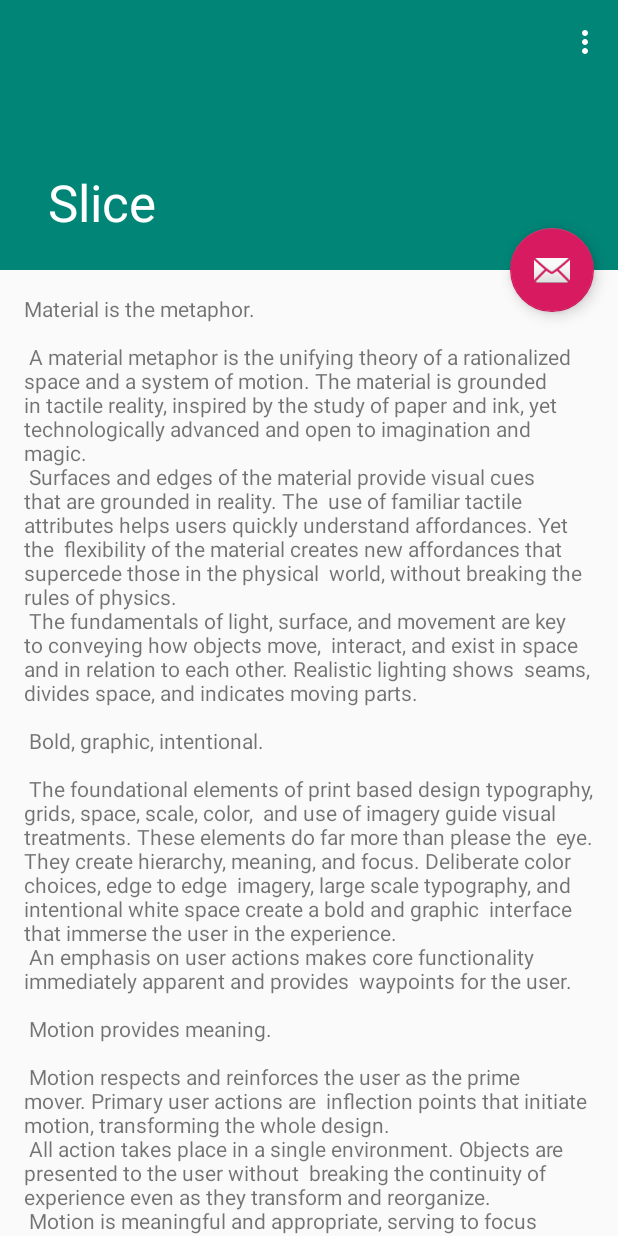
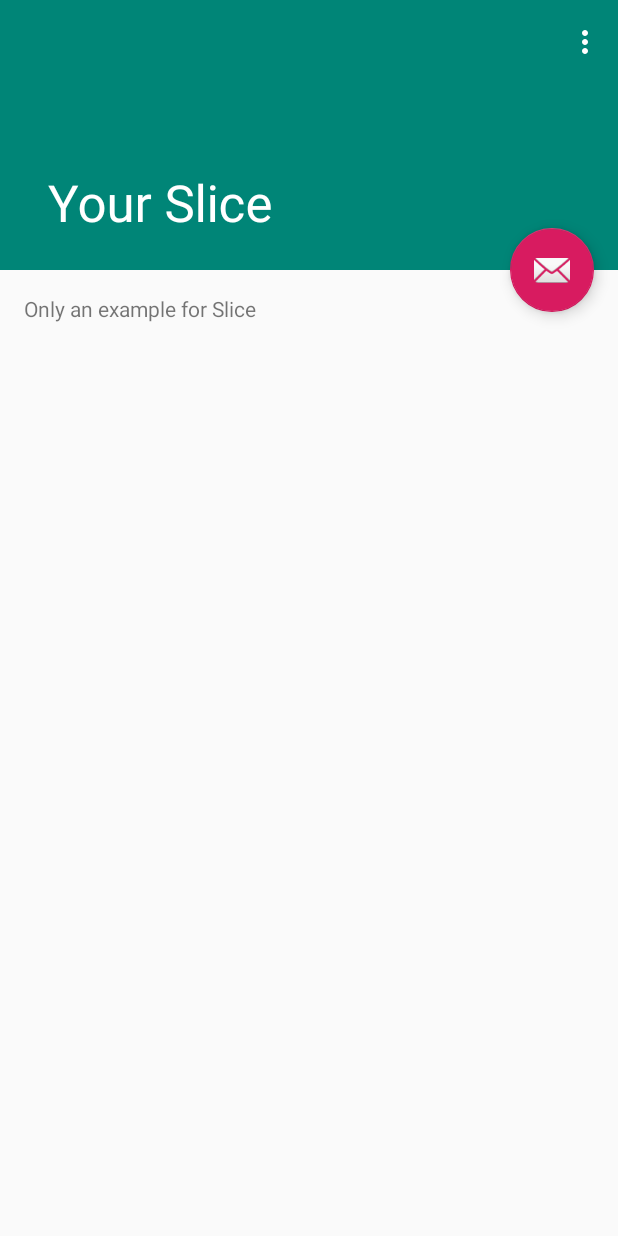
Before and after one commit to mocovenwitch/android-slice, an Android app: the screen it shows after launch (ScrollingActivity), on a phone screen of 412 x 824 dp. Run offline under Robolectric (Android 15) with nearby library versions, the phone set to English and light mode, and no system bars.

Commit message:
Add Slice

```diff
--- a/app/build.gradle
+++ b/app/build.gradle
@@ -27,6 +27,10 @@ dependencies {
     implementation"org.jetbrains.kotlin:kotlin-stdlib-jre7:$kotlin_version"
     implementation 'androidx.appcompat:appcompat:1.0.0-alpha1'
     implementation 'com.google.android.material:material:1.0.0-alpha1'
+
+    implementation "androidx.slice:slice-core:1.0.0-alpha1"
+    implementation "androidx.slice:slice-builders:1.0.0-alpha1"
+
     testImplementation 'junit:junit:4.12'
     androidTestImplementation 'androidx.test:runner:1.1.0-alpha1'
     androidTestImplementation 'androidx.test.espresso:espresso-core:3.1.0-alpha1'
--- a/app/src/main/java/com/mocoven/slice/ScrollingActivity.kt
+++ b/app/src/main/java/com/mocoven/slice/ScrollingActivity.kt
@@ -1,10 +1,10 @@
 package com.mocoven.slice
 
 import android.os.Bundle
-import com.google.android.material.snackbar.Snackbar
-import androidx.appcompat.app.AppCompatActivity
 import android.view.Menu
 import android.view.MenuItem
+import androidx.appcompat.app.AppCompatActivity
+import com.google.android.material.snackbar.Snackbar
 import kotlinx.android.synthetic.main.activity_scrolling.*
 
 class ScrollingActivity : AppCompatActivity() {
@@ -14,7 +14,7 @@ class ScrollingActivity : AppCompatActivity() {
         setContentView(R.layout.activity_scrolling)
         setSupportActionBar(toolbar)
         fab.setOnClickListener { view ->
-            Snackbar.make(view, "Replace with your own action", Snackbar.LENGTH_LONG)
+            Snackbar.make(view, "Hello from Mocoven", Snackbar.LENGTH_LONG)
                     .setAction("Action", null).show()
         }
     }
--- a/app/src/main/res/values/strings.xml
+++ b/app/src/main/res/values/strings.xml
@@ -1,93 +1,7 @@
 <resources>
-    <string name="app_name">Slice</string>
+    <string name="app_name">Your Slice</string>
     <string name="large_text">
-        "Material is the metaphor.\n\n"
-
-        "A material metaphor is the unifying theory of a rationalized space and a system of motion."
-        "The material is grounded in tactile reality, inspired by the study of paper and ink, yet "
-        "technologically advanced and open to imagination and magic.\n"
-        "Surfaces and edges of the material provide visual cues that are grounded in reality. The "
-        "use of familiar tactile attributes helps users quickly understand affordances. Yet the "
-        "flexibility of the material creates new affordances that supercede those in the physical "
-        "world, without breaking the rules of physics.\n"
-        "The fundamentals of light, surface, and movement are key to conveying how objects move, "
-        "interact, and exist in space and in relation to each other. Realistic lighting shows "
-        "seams, divides space, and indicates moving parts.\n\n"
-
-        "Bold, graphic, intentional.\n\n"
-
-        "The foundational elements of print based design typography, grids, space, scale, color, "
-        "and use of imagery guide visual treatments. These elements do far more than please the "
-        "eye. They create hierarchy, meaning, and focus. Deliberate color choices, edge to edge "
-        "imagery, large scale typography, and intentional white space create a bold and graphic "
-        "interface that immerse the user in the experience.\n"
-        "An emphasis on user actions makes core functionality immediately apparent and provides "
-        "waypoints for the user.\n\n"
-
-        "Motion provides meaning.\n\n"
-
-        "Motion respects and reinforces the user as the prime mover. Primary user actions are "
-        "inflection points that initiate motion, transforming the whole design.\n"
-        "All action takes place in a single environment. Objects are presented to the user without "
-        "breaking the continuity of experience even as they transform and reorganize.\n"
-        "Motion is meaningful and appropriate, serving to focus attention and maintain continuity. "
-        "Feedback is subtle yet clear. Transitions are efﬁcient yet coherent.\n\n"
-
-        "3D world.\n\n"
-
-        "The material environment is a 3D space, which means all objects have x, y, and z "
-        "dimensions. The z-axis is perpendicularly aligned to the plane of the display, with the "
-        "positive z-axis extending towards the viewer. Every sheet of material occupies a single "
-        "position along the z-axis and has a standard 1dp thickness.\n"
-        "On the web, the z-axis is used for layering and not for perspective. The 3D world is "
-        "emulated by manipulating the y-axis.\n\n"
-
-        "Light and shadow.\n\n"
-
-        "Within the material environment, virtual lights illuminate the scene. Key lights create "
-        "directional shadows, while ambient light creates soft shadows from all angles.\n"
-        "Shadows in the material environment are cast by these two light sources. In Android "
-        "development, shadows occur when light sources are blocked by sheets of material at "
-        "various positions along the z-axis. On the web, shadows are depicted by manipulating the "
-        "y-axis only. The following example shows the card with a height of 6dp.\n\n"
-
-        "Resting elevation.\n\n"
-
-        "All material objects, regardless of size, have a resting elevation, or default elevation "
-        "that does not change. If an object changes elevation, it should return to its resting "
-        "elevation as soon as possible.\n\n"
-
-        "Component elevations.\n\n"
-
-        "The resting elevation for a component type is consistent across apps (e.g., FAB elevation "
-        "does not vary from 6dp in one app to 16dp in another app).\n"
-        "Components may have different resting elevations across platforms, depending on the depth "
-        "of the environment (e.g., TV has a greater depth than mobile or desktop).\n\n"
-
-        "Responsive elevation and dynamic elevation offsets.\n\n"
-
-        "Some component types have responsive elevation, meaning they change elevation in response "
-        "to user input (e.g., normal, focused, and pressed) or system events. These elevation "
-        "changes are consistently implemented using dynamic elevation offsets.\n"
-        "Dynamic elevation offsets are the goal elevation that a component moves towards, relative "
-        "to the component’s resting state. They ensure that elevation changes are consistent "
-        "across actions and component types. For example, all components that lift on press have "
-        "the same elevation change relative to their resting elevation.\n"
-        "Once the input event is completed or cancelled, the component will return to its resting "
-        "elevation.\n\n"
-
-        "Avoiding elevation interference.\n\n"
-
-        "Components with responsive elevations may encounter other components as they move between "
-        "their resting elevations and dynamic elevation offsets. Because material cannot pass "
-        "through other material, components avoid interfering with one another any number of ways, "
-        "whether on a per component basis or using the entire app layout.\n"
-        "On a component level, components can move or be removed before they cause interference. "
-        "For example, a floating action button (FAB) can disappear or move off screen before a "
-        "user picks up a card, or it can move if a snackbar appears.\n"
-        "On the layout level, design your app layout to minimize opportunities for interference. "
-        "For example, position the FAB to one side of stream of a cards so the FAB won’t interfere "
-        "when a user tries to pick up one of cards.\n\n"
+        Only an example for Slice
     </string>
     <string name="action_settings">Settings</string>
 </resources>
```
Also changed, not shown: app/src/main/AndroidManifest.xml (+10 -0 lines), app/src/main/java/com/mocoven/slice/MySliceProvider.kt (added, +39 -0 lines), 5 other files.
